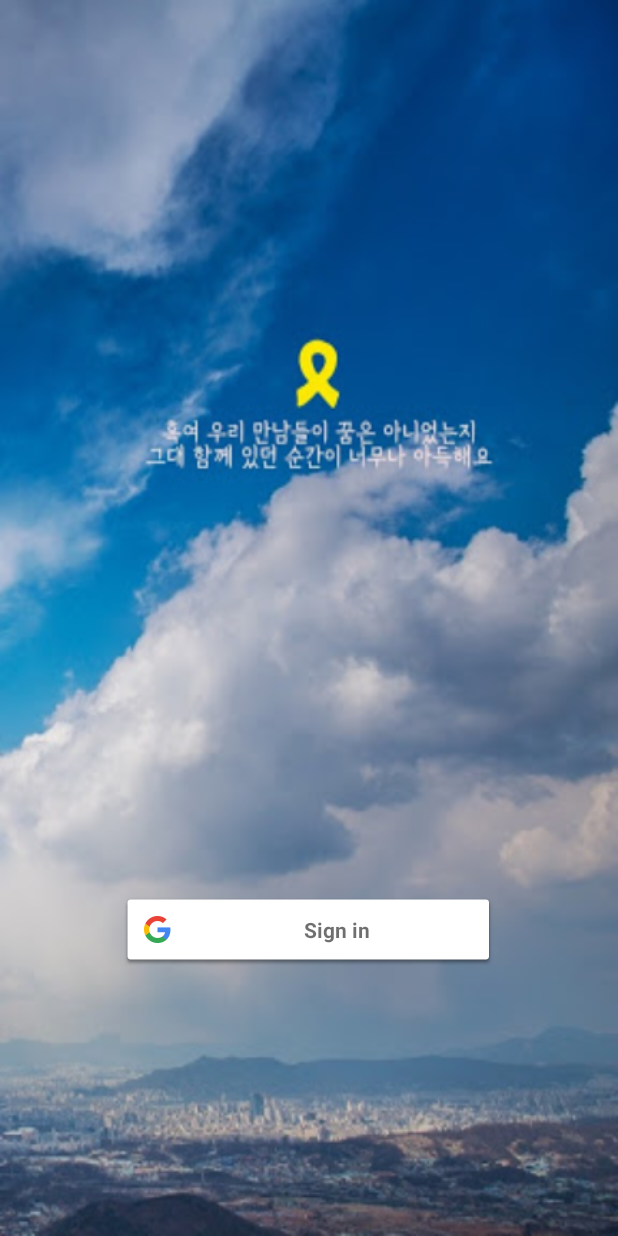
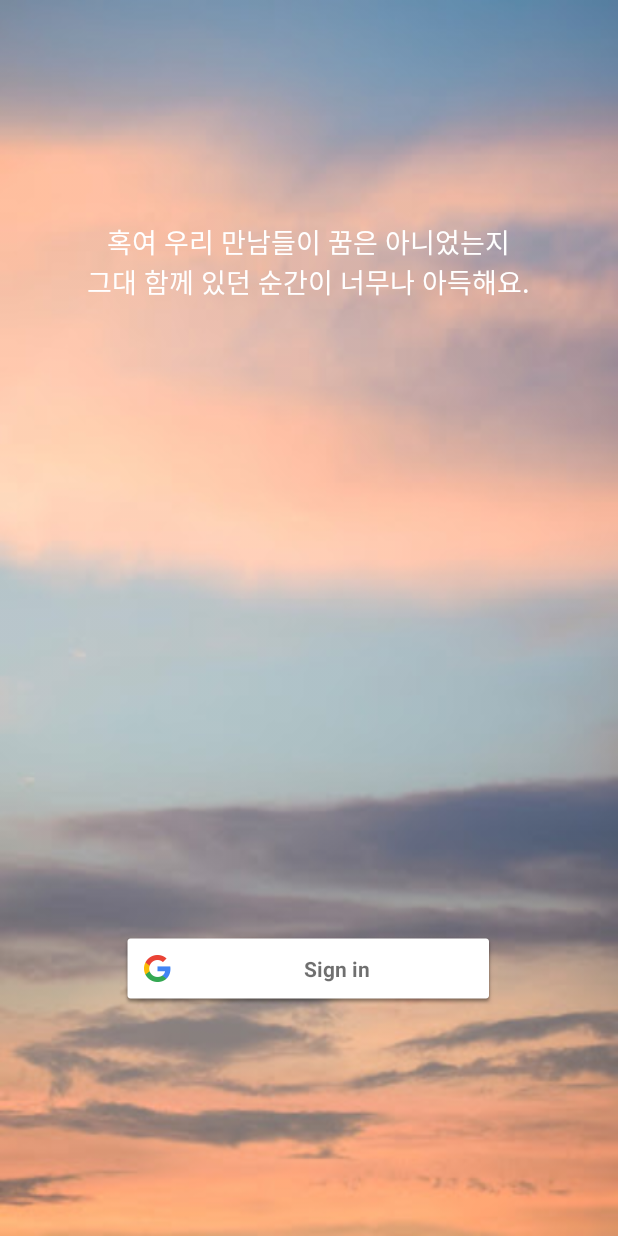
Before and after one commit to DGSWDongHyun/Sewol_ho_renewal, an Android app: the first screen one second after launch (Google_Login), on a phone screen of 412 x 824 dp. Run offline under Robolectric (Android 15) with nearby library versions, the phone set to English and light mode, and no system bars; our stand-ins replace Firebase (no records; nobody signed in at launch, a user with empty details on screens opened directly); libraries missing offline, so code that uses them is left out: com.smarteist.autoimageslider, com.wajahatkarim3.easyflipview, com.wooplr.spotlight; pictures from the network do not load; 12 statements that could not run were skipped.

Commit message:
[ EDITED ] package moved and cleaned.

```diff
--- a/Remember_renewal/app/src/main/java/com/solo_dev/remember_renewal_/adapters/imageslider_adapters/Main_SimpleAdapter.java
+++ b/Remember_renewal/app/src/main/java/com/solo_dev/remember_renewal_/adapter/slider/Main_SimpleAdapter.java
@@ -1,4 +1,4 @@
-package com.solo_dev.remember_renewal_.adapters.imageslider_adapters;
+package com.solo_dev.remember_renewal_.adapter.slider;
 
 import android.content.Context;
 import android.view.LayoutInflater;
@@ -8,8 +8,8 @@ import android.widget.ImageView;
 
 import com.bumptech.glide.Glide;
 import com.smarteist.autoimageslider.SliderViewAdapter;
-import com.solo_dev.remember_renewal_.adapters.imageslider_adapters.imageslider_items.Main_SimpleItems;
 import com.solo_dev.remember_renewal_.R;
+import com.solo_dev.remember_renewal_.view.data.slider.Main_SimpleItems;
 
 import java.util.ArrayList;
 import java.util.List;
--- a/Remember_renewal/app/src/main/java/com/solo_dev/remember_renewal_/activites/write_activity/adapter/Data_Adapter.java
+++ b/Remember_renewal/app/src/main/java/com/solo_dev/remember_renewal_/adapter/write/Data_Adapter.java
@@ -1,4 +1,4 @@
-package com.solo_dev.remember_renewal_.activites.write_activity.adapter;
+package com.solo_dev.remember_renewal_.adapter.write;
 
 import android.app.AlertDialog;
 import android.app.Dialog;
@@ -25,8 +25,8 @@ import com.google.firebase.database.DatabaseReference;
 import com.google.firebase.database.FirebaseDatabase;
 import com.google.firebase.database.ValueEventListener;
 import com.solo_dev.remember_renewal_.R;
-import com.solo_dev.remember_renewal_.activites.write_activity.data_item.Data_Write;
-import com.solo_dev.remember_renewal_.activites.write_activity.data_item.Reported_Data;
+import com.solo_dev.remember_renewal_.view.data.write.Data_Write;
+import com.solo_dev.remember_renewal_.view.data.write.Reported_Data;
 
 import java.util.List;
 
--- a/Remember_renewal/app/src/main/java/com/solo_dev/remember_renewal_/activites/write_activity/adapter/MyAppGildeModule.java
+++ b/Remember_renewal/app/src/main/java/com/solo_dev/remember_renewal_/glide_module/MyAppGildeModule.java
@@ -1,4 +1,4 @@
-package com.solo_dev.remember_renewal_.activites.write_activity.adapter;
+package com.solo_dev.remember_renewal_.glide_module;
 
 import android.content.Context;
 
--- a/Remember_renewal/app/src/main/java/com/solo_dev/remember_renewal_/activites/MainActivity.kt
+++ b/Remember_renewal/app/src/main/java/com/solo_dev/remember_renewal_/view/activity/MainActivity.kt
@@ -1,4 +1,4 @@
-package com.solo_dev.remember_renewal_.activites
+package com.solo_dev.remember_renewal_.view.activity
 
 import android.Manifest
 import android.content.Context
@@ -23,29 +23,36 @@ import com.smarteist.autoimageslider.IndicatorAnimations
 import com.smarteist.autoimageslider.SliderAnimations
 import com.smarteist.autoimageslider.SliderView
 import com.solo_dev.remember_renewal_.R
-import com.solo_dev.remember_renewal_.adapters.imageslider_adapters.Main_SimpleAdapter
-import com.solo_dev.remember_renewal_.activites.loading_activity.LoadingActivity
-import com.solo_dev.remember_renewal_.activites.login_activity.Google_Login
-import com.solo_dev.remember_renewal_.activites.remember_activitiy.RememberActivity
-import com.solo_dev.remember_renewal_.activites.write_activity.WriteActivity
+import com.solo_dev.remember_renewal_.adapter.slider.Main_SimpleAdapter
+import com.solo_dev.remember_renewal_.view.activity.loading_activity.LoadingActivity
+import com.solo_dev.remember_renewal_.view.activity.login_activity.Google_Login
+import com.solo_dev.remember_renewal_.view.activity.remember_activitiy.RememberActivity
+import com.solo_dev.remember_renewal_.view.activity.write_activity.WriteActivity
 import com.wajahatkarim3.easyflipview.EasyFlipView.OnFlipAnimationListener
 import com.wooplr.spotlight.SpotlightView
 import kotlinx.android.synthetic.main.activity_main.*
 
 class MainActivity : AppCompatActivity() {
+
+    private var NORMAL = 0;
+    private var CLOSED = 1;
+
     private var mAuth: FirebaseAuth? = null
     var firstrun = false
+
     override fun onCreate(savedInstanceState: Bundle?) {
         super.onCreate(savedInstanceState)
         window.setFlags(WindowManager.LayoutParams.FLAG_FULLSCREEN,
                 WindowManager.LayoutParams.FLAG_FULLSCREEN)
         setContentView(R.layout.activity_main)
+
         Initialize()
 
         //more method defined.. **
         Initialize_music()
         flipMusic()
         clickListener_FAB()
+
         mAuth = FirebaseAuth.getInstance()
         if (mAuth!!.currentUser == null) {
             finish()
@@ -191,6 +198,9 @@ class MainActivity : AppCompatActivity() {
 
         // when we initialize our layout, almost used this method **
 
+
+
+
         // my auto flip card library initialize**
         flip_card!!.setToHorizontalType()
         flip_card!!.isAutoFlipBack = false
--- a/Remember_renewal/app/src/main/java/com/solo_dev/remember_renewal_/activites/loading_activity/LoadingActivity.java
+++ b/Remember_renewal/app/src/main/java/com/solo_dev/remember_renewal_/view/activity/loading_activity/LoadingActivity.java
@@ -1,4 +1,4 @@
-package com.solo_dev.remember_renewal_.activites.loading_activity;
+package com.solo_dev.remember_renewal_.view.activity.loading_activity;
 
 import androidx.appcompat.app.AppCompatActivity;
 
--- a/Remember_renewal/app/src/main/java/com/solo_dev/remember_renewal_/activites/login_activity/Google_Login.java
+++ b/Remember_renewal/app/src/main/java/com/solo_dev/remember_renewal_/view/activity/login_activity/Google_Login.java
@@ -1,10 +1,11 @@
-package com.solo_dev.remember_renewal_.activites.login_activity;
+package com.solo_dev.remember_renewal_.view.activity.login_activity;
 
 import androidx.annotation.NonNull;
 import androidx.appcompat.app.AppCompatActivity;
 
 import android.content.Intent;
 import android.os.Bundle;
+import android.util.Log;
 import android.view.WindowManager;
 import android.widget.Toast;
 
@@ -20,7 +21,7 @@ import com.google.firebase.auth.AuthResult;
 import com.google.firebase.auth.FirebaseAuth;
 import com.google.firebase.auth.FirebaseUser;
 import com.google.firebase.auth.GoogleAuthProvider;
-import com.solo_dev.remember_renewal_.activites.MainActivity;
+import com.solo_dev.remember_renewal_.view.activity.MainActivity;
 import com.solo_dev.remember_renewal_.R;
 import com.solo_dev.remember_renewal_.databinding.ActivityGoogleLoginBinding;
 
@@ -75,6 +76,7 @@ public class Google_Login extends AppCompatActivity {
                 GoogleSignInAccount account = task.getResult(ApiException.class);
                 firebaseAuthWithGoogle(account);
             } catch (ApiException e) {
+                Log.e("Error, ", e.getMessage());
             }
         }
     }
--- a/Remember_renewal/app/src/main/java/com/solo_dev/remember_renewal_/activites/remember_activitiy/RememberActivity.java
+++ b/Remember_renewal/app/src/main/java/com/solo_dev/remember_renewal_/view/activity/remember_activitiy/RememberActivity.java
@@ -1,4 +1,4 @@
-package com.solo_dev.remember_renewal_.activites.remember_activitiy;
+package com.solo_dev.remember_renewal_.view.activity.remember_activitiy;
 
 import androidx.appcompat.app.AppCompatActivity;
 
--- a/Remember_renewal/app/src/main/java/com/solo_dev/remember_renewal_/activites/write_activity/WriteActivity.java
+++ b/Remember_renewal/app/src/main/java/com/solo_dev/remember_renewal_/view/activity/write_activity/WriteActivity.java
@@ -1,4 +1,4 @@
-package com.solo_dev.remember_renewal_.activites.write_activity;
+package com.solo_dev.remember_renewal_.view.activity.write_activity;
 
 import androidx.annotation.NonNull;
 import androidx.appcompat.app.AppCompatActivity;
@@ -37,8 +37,8 @@ import com.google.firebase.storage.OnProgressListener;
 import com.google.firebase.storage.StorageReference;
 import com.google.firebase.storage.UploadTask;
 import com.solo_dev.remember_renewal_.R;
-import com.solo_dev.remember_renewal_.activites.write_activity.data_item.Data_Write;
-import com.solo_dev.remember_renewal_.activites.write_activity.fragment.WriteFragment;
+import com.solo_dev.remember_renewal_.view.data.write.Data_Write;
+import com.solo_dev.remember_renewal_.view.fragment.WriteFragment;
 
 import java.text.SimpleDateFormat;
 import java.util.Date;
--- /dev/null
+++ b/Remember_renewal/app/src/main/java/com/solo_dev/remember_renewal_/view/data/slider/Main_SimpleItems.kt
@@ -0,0 +1,3 @@
+package com.solo_dev.remember_renewal_.view.data.slider
+
+data class Main_SimpleItems(var description : String? = null, var imageUrl : String? = null)
--- a/Remember_renewal/app/src/main/java/com/solo_dev/remember_renewal_/activites/write_activity/data_item/Data_Write.kt
+++ b/Remember_renewal/app/src/main/java/com/solo_dev/remember_renewal_/view/data/write/Data_Write.kt
@@ -1,4 +1,4 @@
-package com.solo_dev.remember_renewal_.activites.write_activity.data_item
+package com.solo_dev.remember_renewal_.view.data.write
 
 data class Data_Write (var Title : String = "", var contents:String = "", var Date : String = "", var img_contents : String? = null , var liked : Int = 0, var reported : Int = 0, var getkeys : String = "", var viewing : Boolean = true, var users : String ="", var Display_Name : String = ""){
 }
--- a/Remember_renewal/app/src/main/java/com/solo_dev/remember_renewal_/activites/write_activity/data_item/Reported_Data.kt
+++ b/Remember_renewal/app/src/main/java/com/solo_dev/remember_renewal_/view/data/write/Reported_Data.kt
@@ -1,3 +1,3 @@
-package com.solo_dev.remember_renewal_.activites.write_activity.data_item
+package com.solo_dev.remember_renewal_.view.data.write
 
 data class Reported_Data(var reporter : String = "", var reported_contents :  String ="")
--- a/Remember_renewal/app/src/main/java/com/solo_dev/remember_renewal_/activites/write_activity/fragment/WriteFragment.java
+++ b/Remember_renewal/app/src/main/java/com/solo_dev/remember_renewal_/view/fragment/WriteFragment.java
@@ -1,4 +1,4 @@
-package com.solo_dev.remember_renewal_.activites.write_activity.fragment;
+package com.solo_dev.remember_renewal_.view.fragment;
 
 import android.app.AlertDialog;
 
@@ -25,8 +25,8 @@ import com.google.firebase.database.FirebaseDatabase;
 import com.google.firebase.storage.FirebaseStorage;
 import com.google.firebase.storage.StorageReference;
 import com.solo_dev.remember_renewal_.R;
-import com.solo_dev.remember_renewal_.activites.write_activity.adapter.Data_Adapter;
-import com.solo_dev.remember_renewal_.activites.write_activity.data_item.Data_Write;
+import com.solo_dev.remember_renewal_.adapter.write.Data_Adapter;
+import com.solo_dev.remember_renewal_.view.data.write.Data_Write;
 
 import java.text.SimpleDateFormat;
 import java.util.Date;
--- a/Remember_renewal/app/src/main/res/layout/activity_google__login.xml
+++ b/Remember_renewal/app/src/main/res/layout/activity_google__login.xml
@@ -1,10 +1,10 @@
 <?xml version="1.0" encoding="utf-8"?>
-<LinearLayout xmlns:android="http://schemas.android.com/apk/res/android"
+<androidx.constraintlayout.widget.ConstraintLayout xmlns:android="http://schemas.android.com/apk/res/android"
     xmlns:app="http://schemas.android.com/apk/res-auto"
     xmlns:tools="http://schemas.android.com/tools"
     android:layout_width="match_parent"
     android:layout_height="match_parent"
-    android:background="@drawable/sewol_login_bg"
+    android:background="@drawable/sky_ground"
     android:gravity="bottom|center_horizontal"
     android:orientation="vertical">
 
@@ -13,12 +13,30 @@
         android:id="@+id/signInButton"
         android:layout_width="250dp"
         android:layout_height="wrap_content"
-        android:layout_centerHorizontal="true">
+        android:layout_centerHorizontal="false"
+        app:layout_constraintBottom_toBottomOf="parent"
+        app:layout_constraintEnd_toEndOf="parent"
+        app:layout_constraintHorizontal_bias="0.496"
+        app:layout_constraintStart_toStartOf="parent"
+        app:layout_constraintTop_toTopOf="parent"
+        app:layout_constraintVertical_bias="0.801">
 
     </com.google.android.gms.common.SignInButton>
 
-    <Space
+    <TextView
+        android:id="@+id/textView11"
         android:layout_width="wrap_content"
-        android:layout_height="180dp" />
+        android:layout_height="wrap_content"
+        android:fontFamily="@font/main_font"
+        android:gravity="center"
+        android:text="혹여 우리 만남들이 꿈은 아니었는지\n그대 함께 있던 순간이 너무나 아득해요."
+        android:textColor="@android:color/white"
+        android:textSize="18sp"
+        app:layout_constraintBottom_toTopOf="@+id/signInButton"
+        app:layout_constraintEnd_toEndOf="parent"
+        app:layout_constraintHorizontal_bias="0.496"
+        app:layout_constraintStart_toStartOf="parent"
+        app:layout_constraintTop_toTopOf="parent"
+        app:layout_constraintVertical_bias="0.261" />
 
-</LinearLayout>
+</androidx.constraintlayout.widget.ConstraintLayout>
--- a/Remember_renewal/app/src/main/res/layout/activity_loading.xml
+++ b/Remember_renewal/app/src/main/res/layout/activity_loading.xml
@@ -5,7 +5,7 @@
     android:layout_width="match_parent"
     android:layout_height="match_parent"
     android:background="@drawable/background_sewol"
-    tools:context=".activites.loading_activity.LoadingActivity">
+    tools:context=".view.activity.loading_activity.LoadingActivity">
 
     <LinearLayout
         android:layout_width="match_parent"
--- a/Remember_renewal/app/src/main/res/layout/activity_main.xml
+++ b/Remember_renewal/app/src/main/res/layout/activity_main.xml
@@ -7,7 +7,7 @@
     tools:viewBindingIgnore="true"
     android:layout_height="match_parent"
     android:background="@drawable/sewol_main"
-    tools:context=".activites.MainActivity">
+    tools:context=".view.activity.MainActivity">
 
     <LinearLayout
         android:layout_width="match_parent"
```
Also changed, not shown: Remember_renewal/app/src/main/AndroidManifest.xml (+5 -5 lines), Remember_renewal/app/src/main/java/com/solo_dev/remember_renewal_/adapters/imageslider_adapters/imageslider_items/Main_SimpleItems.java (deleted, +0 -24 lines), Remember_renewal/app/src/main/res/layout/write_item.xml (+5 -17 lines), Remember_renewal/app/src/main/res/drawable-v24/sky_ground.png (added).
